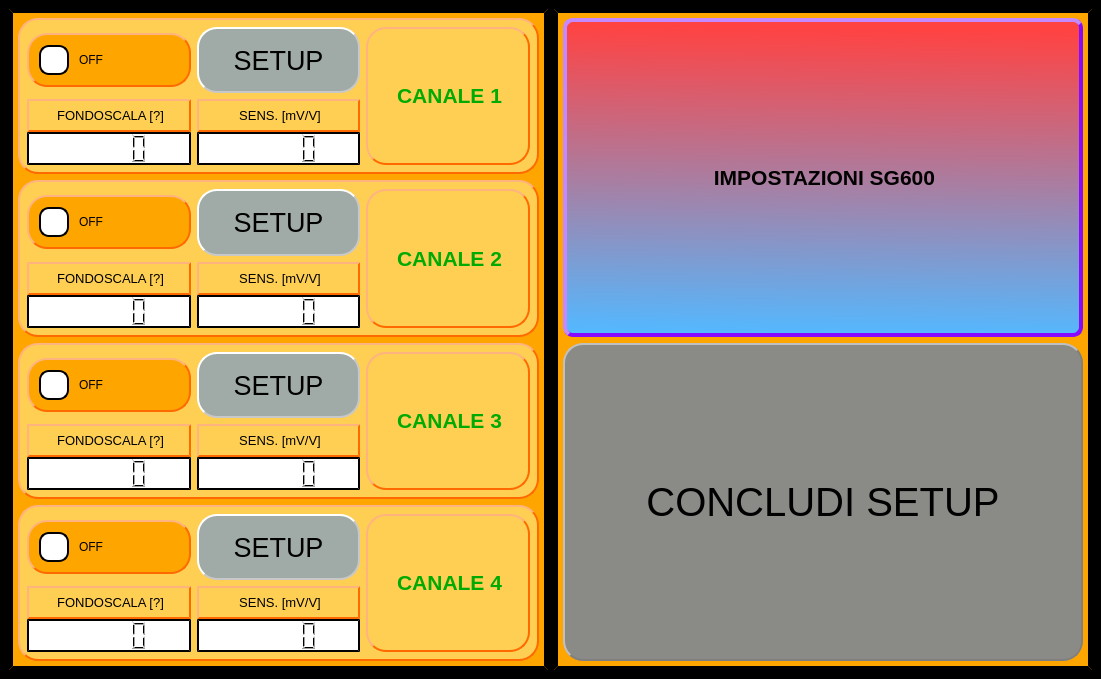
Before: the Qt Designer form Qt Creator/QT_Finestra_#2.ui in Mixer97/tesi_triennale, drawn with Qt 5.
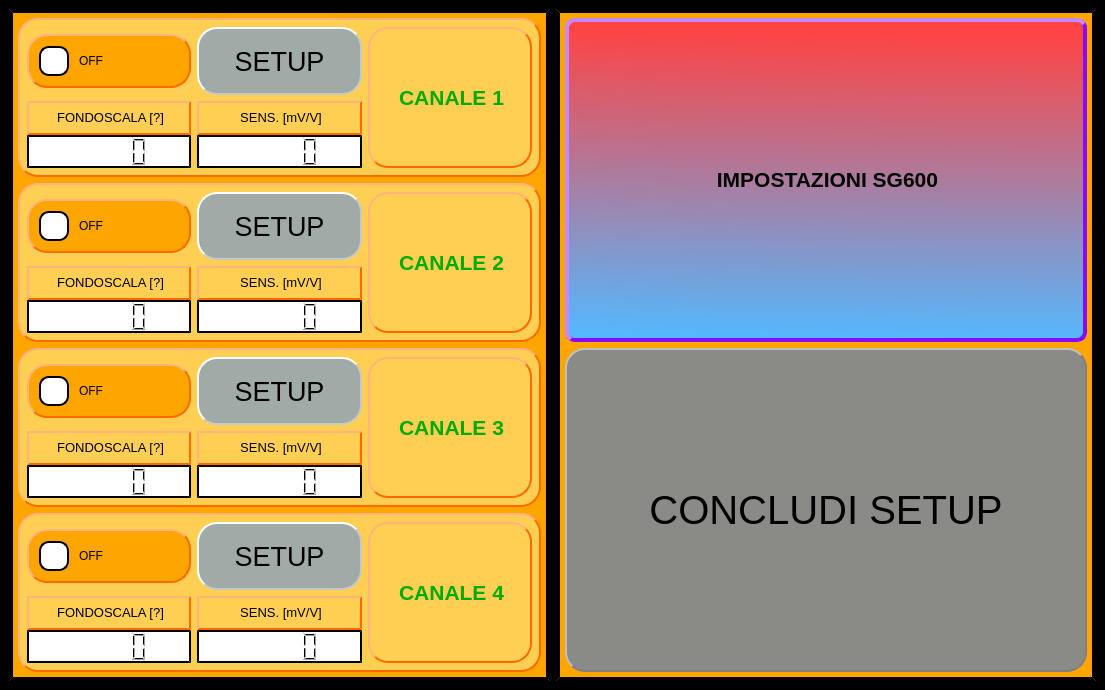
After: the same form once the commit is applied.

The edit to the form file:
```diff
--- a/Qt Creator/QT_Finestra_#2.ui
+++ b/Qt Creator/QT_Finestra_#2.ui
@@ -6,8 +6,8 @@
    <rect>
     <x>0</x>
     <y>0</y>
-    <width>1101</width>
-    <height>679</height>
+    <width>1105</width>
+    <height>690</height>
    </rect>
   </property>
   <property name="windowTitle">
```
